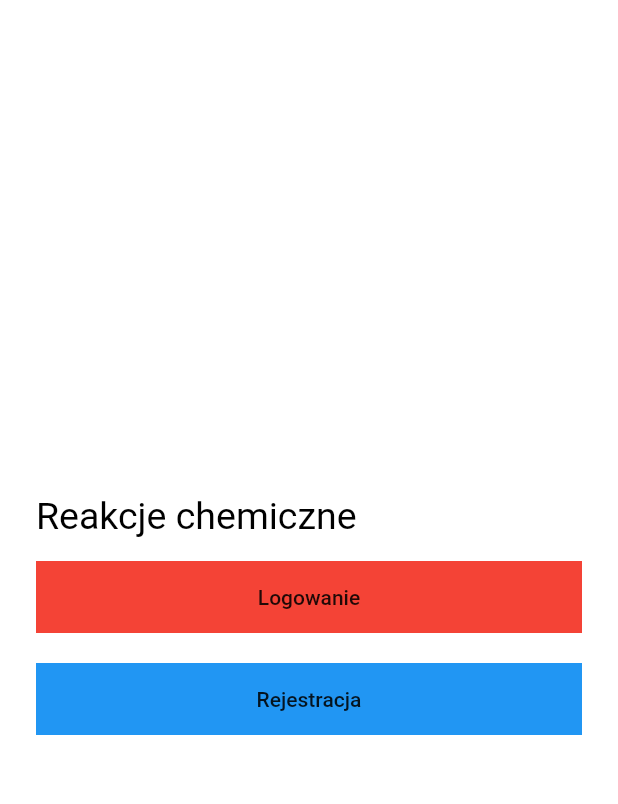
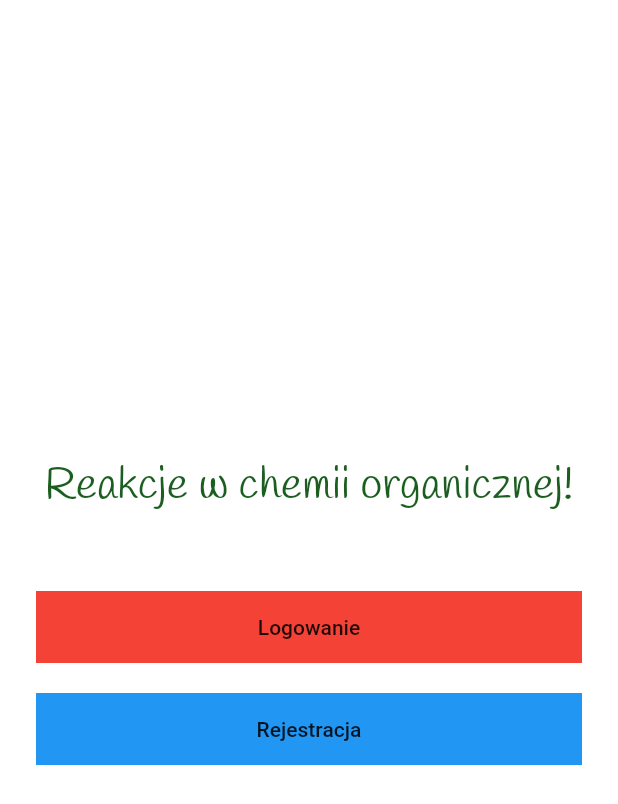
Before and after one commit to Sandra-chemist/SAEP-ReakcjeOrganiczne, a Flutter app: the screen it shows after launch, on a phone screen of 412 x 824 dp. Shown: the top 804 px of the screen. Run offline on Flutter 3.47's test engine with Material 2 defaults, Android fonts, the phone set to English and light mode, and no system bars.

Commit message:
title font was changed

```diff
--- a/lib/screens/welcome_screen.dart
+++ b/lib/screens/welcome_screen.dart
@@ -21,14 +21,15 @@ class _WelcomeScreenState extends State<WelcomeScreen> {
           mainAxisAlignment: MainAxisAlignment.center,
           crossAxisAlignment: CrossAxisAlignment.stretch,
           children: [
-            Row(
-              children: const [
+            Column(
+              children: [
                 Text(
-                  'Reakcje chemiczne',
+                  'Reakcje w chemii organicznej!',
                   textAlign: TextAlign.justify,
                   style: TextStyle(
-                    color: Colors.black,
-                    fontSize: 25.0,
+                    fontFamily: 'Handlee',
+                    color: Colors.green[900],
+                    fontSize: 30.0,
                   ),
                 ),
                 SizedBox(
```
Also changed, not shown: pubspec.yaml (+4 -21 lines), fonts/Handlee-Regular.ttf (added).
